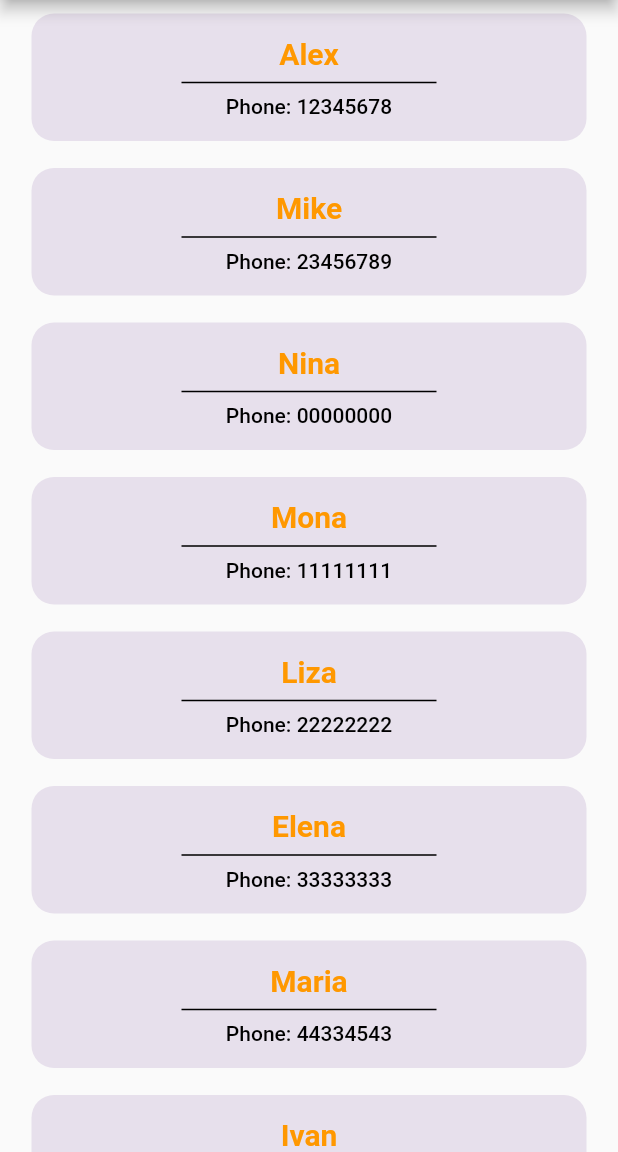
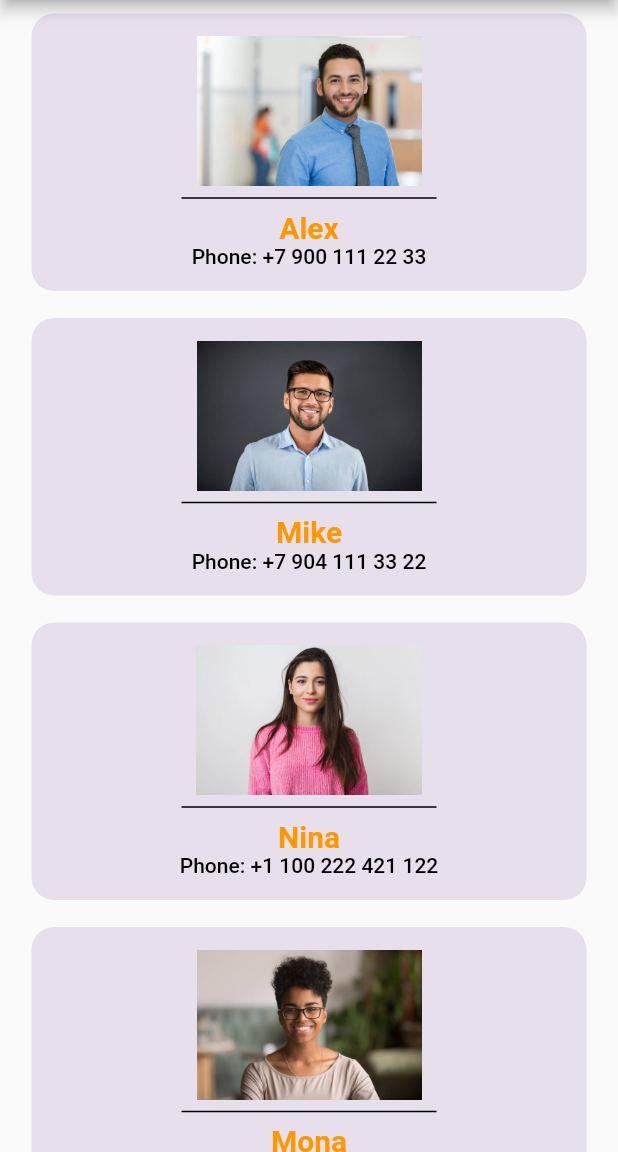
Before and after one commit to turenkodm/lesson5, a Flutter app: the screen it shows after launch, on a phone screen of 412 x 824 dp, the part 84-1236 px from its top. Run offline on Flutter 3.47's test engine with Material 2 defaults, Android fonts, the phone set to English and light mode, and no system bars.

Commit message:
fix problems

```diff
--- a/lib/list.dart
+++ b/lib/list.dart
@@ -1,17 +1,54 @@
 import 'package:lesson5/user.dart';
 
 List<User> list = [
-  User(name: 'Alex', phone: '12345678'),
-  User(name: 'Mike', phone: '23456789'),
-  User(name: 'Nina', phone: '00000000'),
-  User(name: 'Mona', phone: '11111111'),
-  User(name: 'Liza', phone: '22222222'),
-  User(name: 'Elena', phone: '33333333'),
-  User(name: 'Maria', phone: '44334543'),
-  User(name: 'Ivan', phone: '473829437'),
-  User(name: 'John', phone: '0023827'),
-  User(name: 'Bob', phone: '443232342'),
-  User(name: 'Boris', phone: '21341234123'),
-  User(name: 'Jake', phone: '232341234'),
-  User(name: 'Pol', phone: '442342342'),
+  User(
+      name: 'Alex',
+      phone: '+7 900 111 22 33',
+      photo: 'assets/images/Alex.jpeg',
+      tag: 'Alex'),
+  User(
+      name: 'Mike',
+      phone: '+7 904 111 33 22',
+      photo: 'assets/images/Mike.jpeg',
+      tag: 'Mike'),
+  User(
+      name: 'Nina',
+      phone: '+1 100 222 421 122',
+      photo: 'assets/images/Nina.jpeg',
+      tag: 'Nina'),
+  User(
+      name: 'Mona',
+      phone: '+20 121 33 2134',
+      photo: 'assets/images/Mona.jpeg',
+      tag: 'Mona'),
+  User(
+      name: 'Liza',
+      phone: '+1 555 352 332',
+      photo: 'assets/images/Liza.jpeg',
+      tag: 'Liza'),
+  User(
+      name: 'Elena',
+      phone: '8-911 877 22 33',
+      photo: 'assets/images/Elena.jpeg',
+      tag: 'Elena'),
+  User(
+      name: 'Maria',
+      phone: '8-122-233-77-54',
+      photo: 'assets/images/Maria.jpeg',
+      tag: 'Maria'),
+  User(
+      name: 'Ivan',
+      phone: '+99 1231 85 54',
+      photo: 'assets/images/Ivan.jpeg',
+      tag: 'Ivan'),
+  User(
+      name: 'John',
+      phone: '+3 743 4355 43',
+      photo: 'assets/images/John.jpeg',
+      tag: 'John'),
+  User(
+      name: 'Bob',
+      phone: '+6 8734 87459',
+      photo: 'assets/images/Bob.jpeg',
+      tag: 'Bob'),
 ];
--- a/lib/list_element.dart
+++ b/lib/list_element.dart
@@ -1,26 +1,54 @@
 import 'package:flutter/material.dart';
 
 class ItemElement extends StatelessWidget {
-  const ItemElement({Key? key, required this.name, required this.phone})
-      : super(key: key);
+  const ItemElement({
+    Key? key,
+    required this.name,
+    required this.phone,
+    required this.photo,
+    required this.tag,
+  }) : super(key: key);
   final String name;
   final String phone;
+  final String photo;
+  final String tag;
 
   @override
   Widget build(BuildContext context) {
-    return Container(
+    return Hero(
+      tag: tag,
+      child: Container(
         padding: const EdgeInsets.symmetric(vertical: 15),
         margin: const EdgeInsets.all(5),
         decoration: BoxDecoration(
-        color: Color(0xFFe7e0ec),
+          color: const Color(0xFFe7e0ec),
           borderRadius: BorderRadius.circular(15),
         ),
         child: Column(
           children: [
-          Text('$name', style: Theme.of(context).textTheme.headline5,),
-          const Divider(color: Colors.black, thickness: 1, indent: 100, endIndent: 100,),
-          Text('Phone: $phone', style: Theme.of(context).textTheme.headline6,),
+            SizedBox(
+              height: 100,
+              width: 250,
+              child: Image(
+                image: AssetImage(photo),
+              ),
+            ),
+            const Divider(
+              color: Colors.black,
+              thickness: 1,
+              indent: 100,
+              endIndent: 100,
+            ),
+            Text(
+              name,
+              style: Theme.of(context).textTheme.headline5,
+            ),
+            Text(
+              'Phone: $phone',
+              style: Theme.of(context).textTheme.headline6,
+            ),
           ],
+        ),
       ),
     );
   }
--- a/lib/main.dart
+++ b/lib/main.dart
@@ -1,6 +1,7 @@
 import 'package:flutter/material.dart';
 import 'package:lesson5/list_element.dart';
 
+import 'my_home_page.dart';
 import 'list.dart';
 
 void main() {
@@ -32,32 +33,3 @@ class MyApp extends StatelessWidget {
     );
   }
 }
-
-class MyHomePage extends StatefulWidget {
-  const MyHomePage({Key? key, required this.title}) : super(key: key);
-  final String title;
-
-  @override
-  State<MyHomePage> createState() => _MyHomePageState();
-}
-
-class _MyHomePageState extends State<MyHomePage> {
-  @override
-  Widget build(BuildContext context) {
-    return Scaffold(
-      appBar: AppBar(
-        title: Text(widget.title),
-      ),
-      body: ListView.builder(
-        itemCount: list.length,
-        itemBuilder: (BuildContext context, int index) {
-          return ListTile(
-              title: ItemElement(
-            name: list[index].name,
-            phone: list[index].phone,
-          ));
-        },
-      ),
-    );
-  }
-}
```
Also changed, not shown: lib/my_home_page.dart (added, +85 -0 lines), lib/user.dart (+9 -3 lines), pubspec.yaml (+11 -0 lines), assets/images/Alex.jpeg (added), assets/images/Bob.jpeg (added), assets/images/Elena.jpeg (added), assets/images/Ivan.jpeg (added), assets/images/John.jpeg (added), assets/images/Liza.jpeg (added), assets/images/Maria.jpeg (added), assets/images/Mike.jpeg (added), assets/images/Mona.jpeg (added), assets/images/Nina.jpeg (added). Lines whose indentation alone changed are shown as unchanged.
